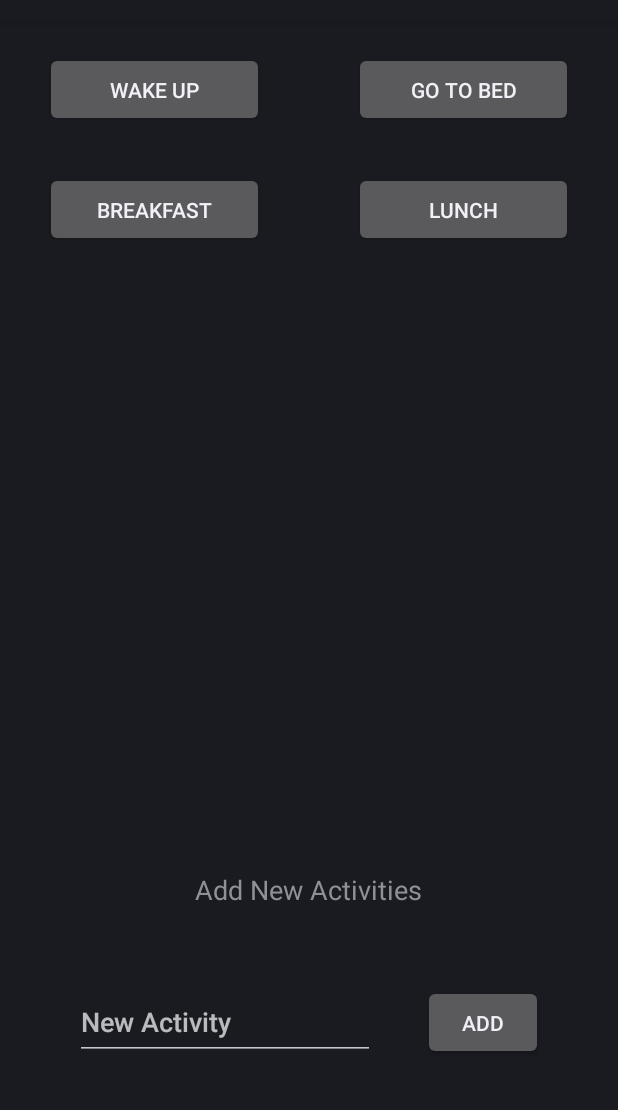
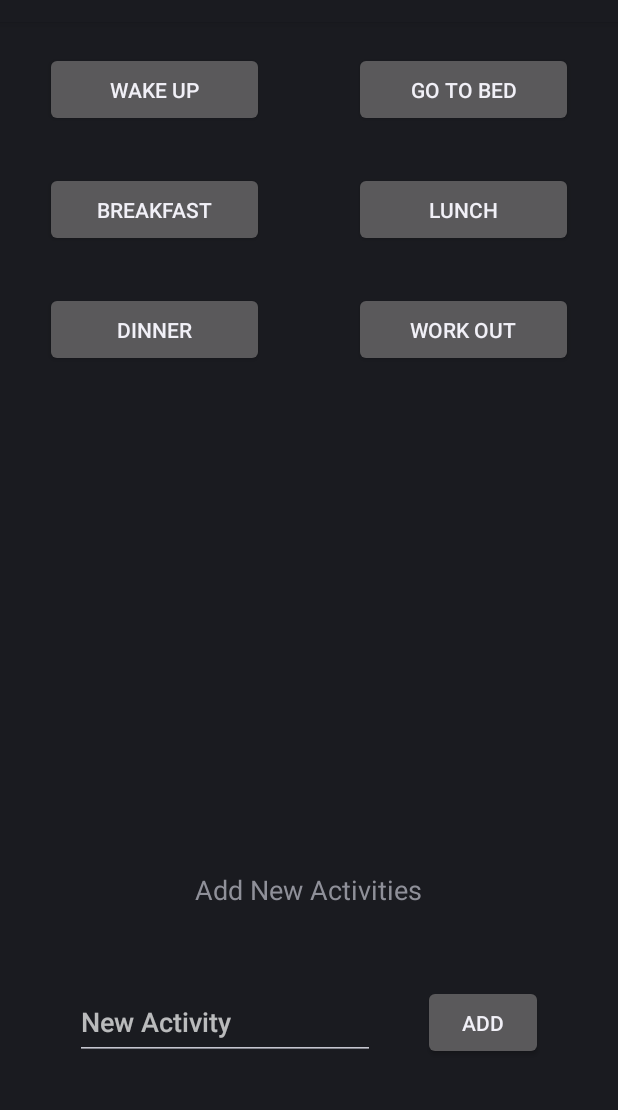
Before and after one commit to yizhang7210/LifeStats, an Android app: the fragment RecordTab shown on its own in the app's theme, on a phone screen of 412 x 824 dp, the part 62-1172 px from its top. Run offline under Robolectric (Android 15) with nearby library versions, the light colour scheme and no system bars.

Commit message:
Now have persistent buttons. Yay!

```diff
--- a/app/src/main/java/com/lifestats/MyDBHelper.java
+++ b/app/src/main/java/com/lifestats/MyDBHelper.java
@@ -14,8 +14,8 @@ public class MyDBHelper extends SQLiteOpenHelper {
      */
     private static final int DATABASE_VERSION = 1;
     private static final String DATABASE_NAME = "ActivitiesDB";
-    private static final String[] DEFAULT_TABLES =
-            {"Wakeup", "Gotobed", "Breakfast", "Lunch", "Dinner", "Workout", "Class"};
+    public static final String[] DEFAULT_TABLES =
+            {"Wakeup", "Gotobed", "Breakfast", "Lunch", "Dinner", "WorkOut"};
 
     /**
      * Constructor.
@@ -60,7 +60,7 @@ public class MyDBHelper extends SQLiteOpenHelper {
      * @return The SQL command for creating that table.
      */
     public String getCreateTableCommand(String tableName){
-        String command = "CREATE TABLE "+tableName + "(TIME TEXT);";
+        String command = "CREATE TABLE IF NOT EXISTS "+tableName + "(TIME TEXT);";
         return(command);
     }
 }
--- a/app/src/main/java/com/lifestats/RecordTab.java
+++ b/app/src/main/java/com/lifestats/RecordTab.java
@@ -6,7 +6,6 @@ import android.content.ContentValues;
 import android.content.Context;
 import android.database.Cursor;
 import android.database.sqlite.SQLiteDatabase;
-import android.database.sqlite.SQLiteException;
 import android.os.Bundle;
 import android.util.Log;
 import android.util.TypedValue;
@@ -32,7 +31,8 @@ import java.util.Date;
  */
 public class RecordTab extends Fragment implements View.OnClickListener, View.OnLongClickListener {
 
-    private static MyDBHelper dbHelper;
+    public static MyDBHelper dbHelper;
+    public static ArrayList<String> existButtons = new ArrayList<>();
 
     @Override
     public void onAttach(Activity activity){
@@ -66,6 +66,8 @@ public class RecordTab extends Fragment implements View.OnClickListener, View.On
             Button button = (Button) buttonView;
             button.setOnClickListener(this);
             button.setOnLongClickListener(this);
+            Log.e("button", button.getText().toString());
+            this.existButtons.add(button.getText().toString().replace(" ", ""));
         }
 
         /**
@@ -75,6 +77,29 @@ public class RecordTab extends Fragment implements View.OnClickListener, View.On
         addButton.setOnClickListener(this);
         return rootView;
     }
+
+    @Override
+    public void onStart() {
+
+        super.onStart();
+
+        SQLiteDatabase db = this.dbHelper.getWritableDatabase();
+
+        Cursor c = db.rawQuery("SELECT name FROM sqlite_master WHERE type='table'", null);
+
+        if (c.moveToFirst()) {
+            while ( !c.isAfterLast() ) {
+                String tableName = c.getString(c.getColumnIndex("name"));
+
+                if(!tableName.equals("android_metadata") && !this.existButtons.contains(tableName)) {
+                    this.addActivityToRecordTab(tableName);
+                }
+
+                c.moveToNext();
+            }
+        }
+    }
+
 
     /**
      * Implement OnClickListener for the buttons.
@@ -98,7 +123,8 @@ public class RecordTab extends Fragment implements View.OnClickListener, View.On
                 /**
                  * Add the activity to the overall button layout.
                  */
-                this.addActivity(text);
+                this.addActivityToShowTab(text);
+                this.addActivityToRecordTab(text);
                 break;
             default:
 
@@ -107,7 +133,7 @@ public class RecordTab extends Fragment implements View.OnClickListener, View.On
                  */
                 Button btn = (Button) v;
                 String actName = btn.getText().toString();
-                Log.e("test","onclick");
+
                 DateFormat dateFormat = new SimpleDateFormat("HH:mm:ss");
                 String currentTime = dateFormat.format(new Date());
                 this.recordActivity(actName, currentTime);
@@ -124,29 +150,25 @@ public class RecordTab extends Fragment implements View.OnClickListener, View.On
      *
      * @param text Name of new activity.
      */
-    private void addActivity(String text) {
+    private void addActivityToRecordTab(String text) {
 
         Activity act = getActivity();
         /**
          * Add the relevant activity to the database first.
          */
-        this.addActivityTable(text);
-
+        this.addActivityToDB(text);
+        this.existButtons.add(text);
         /**
          * Get the last row of buttons.
          * Deal with odd and even number of buttons accordingly.
          */
         TableLayout recordTable = (TableLayout) act.findViewById(R.id.recordButtonsTable);
-        TableLayout showTable = (TableLayout) act.findViewById(R.id.showButtonsTable);
         TableRow recordLastRow = (TableRow) recordTable.getChildAt(recordTable.getChildCount() - 1);
-        TableRow showLastRow = (TableRow) showTable.getChildAt(showTable.getChildCount() - 1);
 
         if (recordLastRow.getChildAt(1).getVisibility() == View.VISIBLE) {
             this.addButtonAsFirst(act, recordTable, recordLastRow, text, true);
-            this.addButtonAsFirst(act, showTable, showLastRow, text, false);
         } else {
             this.addButtonAsSecond(recordLastRow, text);
-            this.addButtonAsSecond(showLastRow, text);
         }
 
         /**
@@ -161,6 +183,25 @@ public class RecordTab extends Fragment implements View.OnClickListener, View.On
         EditText inputBox = (EditText) act.findViewById(R.id.addActivityBox);
         inputBox.setText("");
         inputBox.clearFocus();
+    }
+
+    public void addActivityToShowTab(String text) {
+
+        Activity act = getActivity();
+
+        /**
+         * Get the last row of buttons.
+         * Deal with odd and even number of buttons accordingly.
+         */
+
+        TableLayout showTable = (TableLayout) act.findViewById(R.id.showButtonsTable);
+        TableRow showLastRow = (TableRow) showTable.getChildAt(showTable.getChildCount() - 1);
+
+        if (showLastRow.getChildAt(1).getVisibility() == View.VISIBLE) {
+            this.addButtonAsFirst(act, showTable, showLastRow, text, false);
+        } else {
+            this.addButtonAsSecond(showLastRow, text);
+        }
     }
 
     /**
@@ -208,9 +249,7 @@ public class RecordTab extends Fragment implements View.OnClickListener, View.On
             ShowTab showTab = new ShowTab();
 
             left.setOnClickListener(showTab);
-            left.setOnLongClickListener(showTab);
             right.setOnClickListener(showTab);
-            right.setOnLongClickListener(showTab);
         }
 
 
@@ -361,7 +400,7 @@ public class RecordTab extends Fragment implements View.OnClickListener, View.On
 
     }
 
-    private void addActivityTable(String activityName) {
+    private void addActivityToDB(String activityName) {
 
         activityName = activityName.replace(" ","");
 
--- a/app/src/main/res/layout/record_tab.xml
+++ b/app/src/main/res/layout/record_tab.xml
@@ -81,6 +81,34 @@
                             android:layout_marginBottom="10dp" />
                     </TableRow>
 
+                    <TableRow
+                        android:layout_width="fill_parent"
+                        android:layout_height="fill_parent">
+
+
+                        <Button
+                            android:layout_width="100dp"
+                            android:layout_height="50dp"
+                            android:text="@string/dinnerButton"
+                            android:id="@+id/dinnerButton"
+                            android:layout_weight="1"
+                            android:layout_marginLeft="30dp"
+                            android:layout_marginRight="30dp"
+                            android:layout_marginTop="20dp"
+                            android:layout_marginBottom="10dp" />
+
+                        <Button
+                            android:layout_width="100dp"
+                            android:layout_height="50dp"
+                            android:text="@string/workoutButton"
+                            android:id="@+id/workoutButton"
+                            android:layout_weight="1"
+                            android:layout_marginLeft="30dp"
+                            android:layout_marginRight="30dp"
+                            android:layout_marginTop="20dp"
+                            android:layout_marginBottom="10dp" />
+                    </TableRow>
+
                 </TableLayout>
             </ScrollView>
         </LinearLayout>
```
Also changed, not shown: app/src/main/java/com/lifestats/ShowTab.java (+111 -5 lines), app/src/main/res/layout/show_tab.xml (+29 -0 lines).
